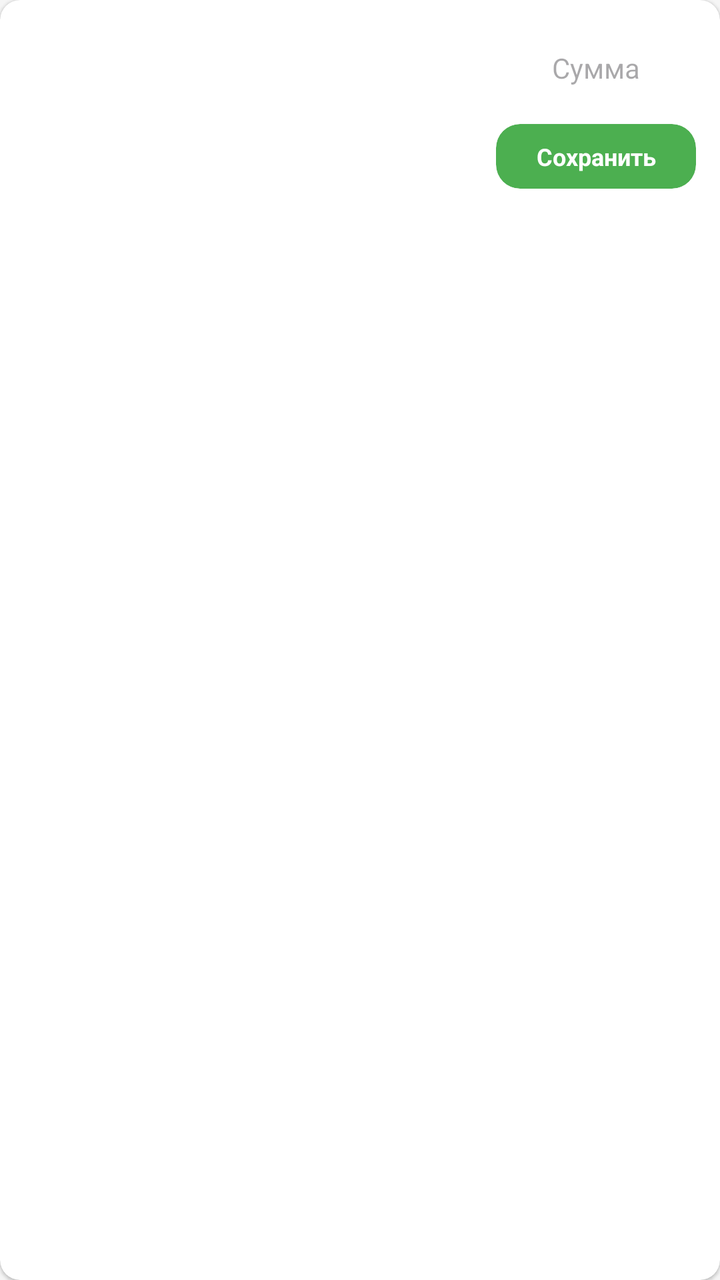
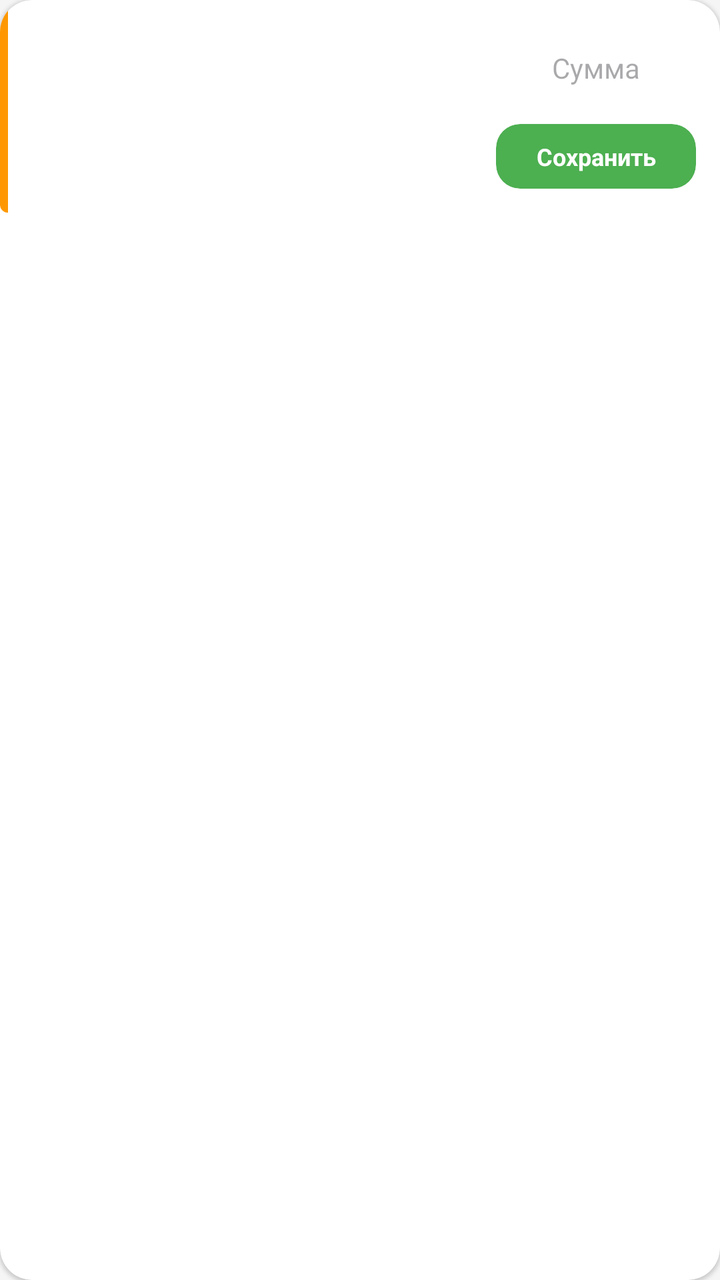

Compare the two renders of this Android layout. The source of the first and the diff that turns it into the second are given below.
<!-- AndroidManifest.xml: application theme Theme.MyBudget -->
<!-- res/layout/item_settings.xml -->
<?xml version="1.0" encoding="utf-8"?>
<androidx.cardview.widget.CardView xmlns:android="http://schemas.android.com/apk/res/android" xmlns:app="http://schemas.android.com/apk/res-auto"
    android:layout_width="match_parent"
    android:layout_height="wrap_content"
    android:layout_marginBottom="@dimen/space_8"
    style="@style/Card.MyBudget.Surface.Small">
    <LinearLayout
        android:orientation="vertical"
        android:padding="@dimen/space_12"
        android:layout_width="match_parent"
        android:layout_height="wrap_content">
        <LinearLayout
            android:gravity="center_vertical"
            android:orientation="horizontal"
            android:layout_width="match_parent"
            android:layout_height="wrap_content">
            <LinearLayout
                android:orientation="vertical"
                android:layout_width="0dp"
                android:layout_height="wrap_content"
                android:layout_weight="1">
                <TextView
                    android:id="@+id/categoryName"
                    android:layout_width="match_parent"
                    android:layout_height="wrap_content"
                    style="@style/Text.MyBudget.Section"/>
                <TextView
                    android:id="@+id/categoryType"
                    android:layout_width="match_parent"
                    android:layout_height="wrap_content"
                    android:layout_marginTop="@dimen/space_2"
                    style="@style/Text.MyBudget.Subtitle"/>
                <TextView
                    android:id="@+id/parentCategory"
                    android:visibility="gone"
                    android:layout_width="match_parent"
                    android:layout_height="wrap_content"
                    android:layout_marginTop="@dimen/space_2"
                    style="@style/Text.MyBudget.Subtitle"/>
            </LinearLayout>
            <LinearLayout
                android:orientation="vertical"
                android:layout_width="wrap_content"
                android:layout_height="wrap_content"
                android:layout_marginStart="@dimen/space_12">
                <EditText
                    android:textSize="14sp"
                    android:textColor="@color/text_primary"
                    android:gravity="center"
                    android:id="@+id/amountInput"
                    android:background="@android:color/transparent"
                    android:padding="@dimen/space_8"
                    android:layout_width="100dp"
                    android:layout_height="wrap_content"
                    android:minHeight="@dimen/touch_min_size"
                    android:hint="@string/budget_amount_hint"
                    android:inputType="numberDecimal"
                    android:imeOptions="actionDone"/>
                <androidx.cardview.widget.CardView
                    android:id="@+id/saveButton"
                    android:focusable="true"
                    android:clickable="true"
                    android:layout_width="100dp"
                    android:layout_height="wrap_content"
                    android:layout_marginTop="@dimen/space_6"
                    android:foreground="?android:attr/selectableItemBackground"
                    app:cardBackgroundColor="@color/income_green"
                    style="@style/Card.MyBudget.Action">
                    <TextView
                        android:textSize="12sp"
                        android:textStyle="bold"
                        android:textColor="@color/white"
                        android:gravity="center"
                        android:padding="@dimen/space_8"
                        android:layout_width="match_parent"
                        android:layout_height="wrap_content"
                        android:text="@string/save"/>
                </androidx.cardview.widget.CardView>
            </LinearLayout>
        </LinearLayout>
    </LinearLayout>
</androidx.cardview.widget.CardView>
<!-- resources referenced by this layout -->
<resources>
  <color name="income_green">#4caf50</color>
  <color name="text_primary">#212121</color>
  <color name="white">#ffffffff</color>
  <dimen name="space_12">12dp</dimen>
  <dimen name="space_2">2dp</dimen>
  <dimen name="space_6">6dp</dimen>
  <dimen name="space_8">8dp</dimen>
  <dimen name="touch_min_size">44dp</dimen>
  <string name="budget_amount_hint">Сумма</string>
  <string name="save">Сохранить</string>
  <style name="Card.MyBudget.Action" parent="">
      <item name="cardCornerRadius">@dimen/radius_12</item>
      <item name="cardElevation">@dimen/card_elevation_low</item>
    </style>
  <style name="Card.MyBudget.Surface.Small" parent="@style/Card.MyBudget.Surface">
      <item name="cardCornerRadius">@dimen/radius_10</item>
    </style>
  <style name="Text.MyBudget.Section" parent="@style/Text.MyBudget">
      <item name="android:textSize">16sp</item>
      <item name="android:textStyle">bold</item>
      <item name="android:textColor">@color/text_primary</item>
    </style>
  <style name="Text.MyBudget.Subtitle" parent="@style/Text.MyBudget">
      <item name="android:textSize">12sp</item>
      <item name="android:textColor">@color/text_secondary</item>
    </style>
  <style name="Theme.MyBudget" parent="@style/Base.Theme.MyBudget" />
  <dimen name="radius_12">12dp</dimen>
  <dimen name="card_elevation_low">1dp</dimen>
  <style name="Card.MyBudget.Surface" parent="">
      <item name="cardBackgroundColor">@color/card_background_white</item>
      <item name="cardCornerRadius">@dimen/radius_16</item>
      <item name="cardElevation">@dimen/card_elevation_low</item>
    </style>
  <dimen name="radius_10">10dp</dimen>
  <style name="Text.MyBudget" parent="@style/TextAppearance.Material3.BodyMedium" />
  <color name="text_secondary">#757575</color>
  <style name="Base.Theme.MyBudget" parent="@style/Theme.Material3.DayNight.NoActionBar">
      <item name="android:colorBackground">@color/background_light</item>
      <item name="colorOnPrimary">@color/md_theme_onPrimary</item>
      <item name="colorOnSurface">@color/md_theme_onSurface</item>
      <item name="colorOutline">@color/md_theme_outline</item>
      <item name="colorPrimary">@color/md_theme_primary</item>
      <item name="colorSurface">@color/md_theme_surface</item>
      <item name="colorSurfaceVariant">@color/md_theme_surfaceVariant</item>
    </style>
  <color name="card_background_white">#ffffff</color>
  <dimen name="radius_16">16dp</dimen>
  <color name="background_light">#f5f5f5</color>
  <color name="md_theme_onPrimary">#ffffff</color>
  <color name="md_theme_onSurface">#1d1b20</color>
  <color name="md_theme_outline">#79747e</color>
  <color name="md_theme_primary">#6750a4</color>
  <color name="md_theme_surface">#ffffff</color>
  <color name="md_theme_surfaceVariant">#e7e0ec</color>
</resources>

<!-- the commit's change to res/layout/item_settings.xml (unified diff, before → after) -->
@@ -3,12 +3,20 @@
     android:layout_width="match_parent"
     android:layout_height="wrap_content"
     android:layout_marginBottom="@dimen/space_8"
-    style="@style/Card.MyBudget.Surface.Small">
+    style="@style/Card.MyBudget.Surface">
     <LinearLayout
-        android:orientation="vertical"
-        android:padding="@dimen/space_12"
+        android:orientation="horizontal"
         android:layout_width="match_parent"
         android:layout_height="wrap_content">
+        <View
+            android:layout_width="4dp"
+            android:layout_height="match_parent"
+            android:background="@drawable/default_amounts_accent" />
+        <LinearLayout
+            android:orientation="vertical"
+            android:padding="@dimen/space_12"
+            android:layout_width="match_parent"
+            android:layout_height="wrap_content">
         <LinearLayout
             android:gravity="center_vertical"
             android:orientation="horizontal"
@@ -78,5 +86,6 @@
                 </androidx.cardview.widget.CardView>
             </LinearLayout>
         </LinearLayout>
+        </LinearLayout>
     </LinearLayout>
 </androidx.cardview.widget.CardView>
<!-- resource entries referenced after the edit -->
@@ -8,14 +8,19 @@
   <dimen name="space_6">6dp</dimen>
   <dimen name="space_8">8dp</dimen>
   <dimen name="touch_min_size">44dp</dimen>
+  <!-- drawable default_amounts_accent (drawable) -->
+  <?xml version="1.0" encoding="utf-8"?>
+  <shape xmlns:android="http://schemas.android.com/apk/res/android">
+      <solid android:color="@color/settings_orange" />
+      <corners
+          android:bottomLeftRadius="@dimen/radius_16"
+          android:topLeftRadius="@dimen/radius_16" />
+  </shape>
   <string name="budget_amount_hint">Сумма</string>
   <string name="save">Сохранить</string>
   <style name="Card.MyBudget.Action" parent="">
       <item name="cardCornerRadius">@dimen/radius_12</item>
       <item name="cardElevation">@dimen/card_elevation_low</item>
-    </style>
-  <style name="Card.MyBudget.Surface.Small" parent="@style/Card.MyBudget.Surface">
-      <item name="cardCornerRadius">@dimen/radius_10</item>
     </style>
   <style name="Text.MyBudget.Section" parent="@style/Text.MyBudget">
       <item name="android:textSize">16sp</item>
@@ -27,6 +32,7 @@
       <item name="android:textColor">@color/text_secondary</item>
     </style>
   <style name="Theme.MyBudget" parent="@style/Base.Theme.MyBudget" />
+  <color name="settings_orange">#ff9800</color>
   <dimen name="radius_12">12dp</dimen>
   <dimen name="card_elevation_low">1dp</dimen>
   <style name="Card.MyBudget.Surface" parent="">
@@ -34,7 +40,6 @@
       <item name="cardCornerRadius">@dimen/radius_16</item>
       <item name="cardElevation">@dimen/card_elevation_low</item>
     </style>
-  <dimen name="radius_10">10dp</dimen>
   <style name="Text.MyBudget" parent="@style/TextAppearance.Material3.BodyMedium" />
   <color name="text_secondary">#757575</color>
   <style name="Base.Theme.MyBudget" parent="@style/Theme.Material3.DayNight.NoActionBar">
